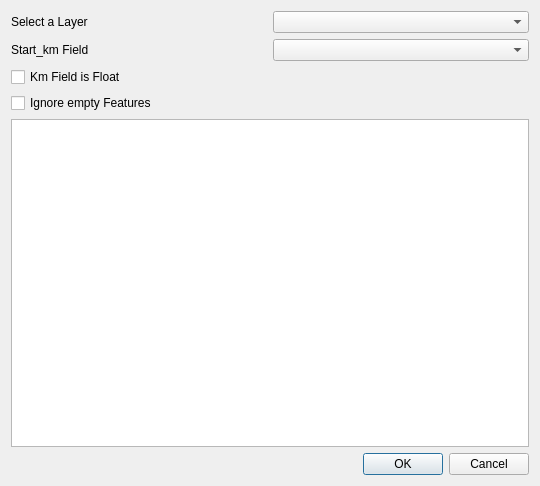
This is db_streckenkm/ui/SettingsWidget_ui.ui in c-mellueh/qgis_streckenkm as Qt 5 draws it before an edit. The edited form follows.
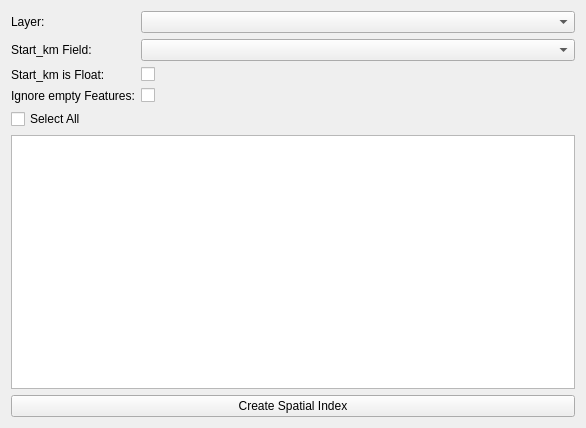
This is the edited form.

```diff
--- a/db_streckenkm/ui/SettingsWidget_ui.ui
+++ b/db_streckenkm/ui/SettingsWidget_ui.ui
@@ -6,75 +6,83 @@
    <rect>
     <x>0</x>
     <y>0</y>
-    <width>540</width>
-    <height>486</height>
+    <width>586</width>
+    <height>428</height>
    </rect>
   </property>
   <property name="windowTitle">
    <string>DB_Streckenkm</string>
   </property>
   <layout class="QGridLayout" name="gridLayout">
+   <item row="1" column="0">
+    <widget class="QLabel" name="label__field">
+     <property name="text">
+      <string>Start_km Field:</string>
+     </property>
+    </widget>
+   </item>
+   <item row="5" column="0" colspan="2">
+    <widget class="QListWidget" name="listWidget"/>
+   </item>
+   <item row="2" column="0">
+    <widget class="QLabel" name="label_is_float">
+     <property name="text">
+      <string>Start_km is Float:</string>
+     </property>
+    </widget>
+   </item>
+   <item row="0" column="0">
+    <widget class="QLabel" name="label_layer">
+     <property name="text">
+      <string>Layer:</string>
+     </property>
+    </widget>
+   </item>
+   <item row="3" column="1">
+    <widget class="QCheckBox" name="checkBox_ignore_empty">
+     <property name="text">
+      <string/>
+     </property>
+    </widget>
+   </item>
+   <item row="4" column="0" colspan="2">
+    <widget class="QCheckBox" name="checkBox_select_all">
+     <property name="text">
+      <string>Select All</string>
+     </property>
+    </widget>
+   </item>
+   <item row="2" column="1">
+    <widget class="QCheckBox" name="checkBox_is_float">
+     <property name="text">
+      <string/>
+     </property>
+    </widget>
+   </item>
    <item row="1" column="1">
-    <widget class="QComboBox" name="comboBox_field">
-     <property name="enabled">
-      <bool>true</bool>
-     </property>
-    </widget>
+    <widget class="QComboBox" name="comboBox_field"/>
    </item>
    <item row="3" column="0">
-    <widget class="QCheckBox" name="checkBox_ignore_siding">
-     <property name="enabled">
-      <bool>true</bool>
-     </property>
+    <widget class="QLabel" name="label_ignore_empty">
      <property name="text">
-      <string>Ignore empty Features</string>
-     </property>
-    </widget>
-   </item>
-   <item row="0" column="0">
-    <widget class="QLabel" name="label">
-     <property name="text">
-      <string>Select a Layer</string>
-     </property>
-    </widget>
-   </item>
-   <item row="5" column="0" colspan="2">
-    <widget class="QDialogButtonBox" name="button_box">
-     <property name="orientation">
-      <enum>Qt::Orientation::Horizontal</enum>
-     </property>
-     <property name="standardButtons">
-      <set>QDialogButtonBox::StandardButton::Cancel|QDialogButtonBox::StandardButton::Ok</set>
+      <string>Ignore empty Features:</string>
      </property>
     </widget>
    </item>
    <item row="0" column="1">
-    <widget class="QComboBox" name="comboBox_layer"/>
-   </item>
-   <item row="2" column="0" colspan="2">
-    <widget class="QCheckBox" name="checkBox_real">
-     <property name="enabled">
-      <bool>true</bool>
+    <widget class="QComboBox" name="comboBox_layer">
+     <property name="sizePolicy">
+      <sizepolicy hsizetype="Preferred" vsizetype="Fixed">
+       <horstretch>1</horstretch>
+       <verstretch>0</verstretch>
+      </sizepolicy>
      </property>
-     <property name="text">
-      <string>Km Field is Float</string>
-     </property>
     </widget>
    </item>
-   <item row="1" column="0">
-    <widget class="QLabel" name="label_2">
-     <property name="enabled">
-      <bool>true</bool>
-     </property>
+   <item row="6" column="0" colspan="2">
+    <widget class="QPushButton" name="pushButton">
      <property name="text">
-      <string>Start_km Field</string>
-     </property>
-    </widget>
-   </item>
-   <item row="4" column="0" colspan="2">
-    <widget class="QListWidget" name="listWidget">
-     <property name="selectionMode">
-      <enum>QAbstractItemView::SelectionMode::ExtendedSelection</enum>
+      <string>Create Spatial Index</string>
      </property>
     </widget>
    </item>
```
Left out of the diff: 45 changed lines with no effect on the pictures.
